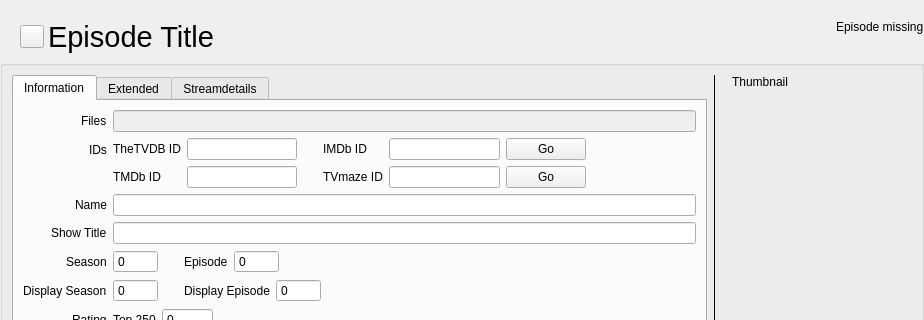
Old version of the form src/ui/tv_show/TvShowWidgetEpisode.ui in the repository Komet/MediaElch; both pictures show x 0 to 924 and y 0 to 320 of the 924 by 812 pixel window.
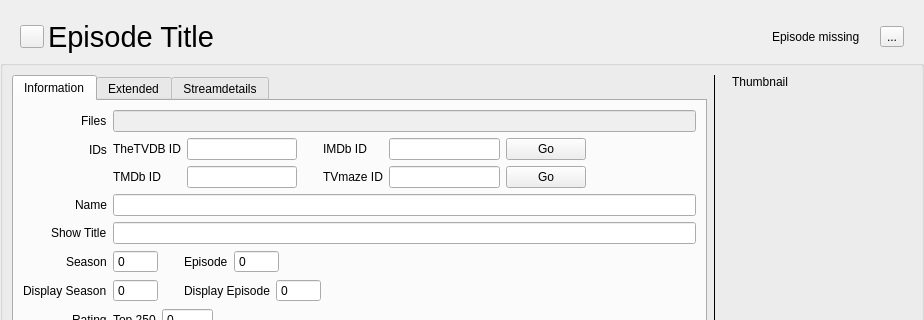
New version of the form. Icons and pictures are not drawn. Custom widgets are drawn as their Qt base class.

Commit message: feat(UI): Add play button to episode and concert widget

What changed in the file:
```diff
--- a/src/ui/tv_show/TvShowWidgetEpisode.ui
+++ b/src/ui/tv_show/TvShowWidgetEpisode.ui
@@ -15,7 +15,7 @@
     <number>0</number>
    </property>
    <property name="topMargin">
-    <number>0</number>
+    <number>20</number>
    </property>
    <property name="rightMargin">
     <number>0</number>
@@ -29,16 +29,6 @@
       <number>0</number>
      </property>
      <item>
-      <layout class="QVBoxLayout" name="verticalLayout_5">
-       <property name="spacing">
-        <number>0</number>
-       </property>
-       <property name="topMargin">
-        <number>20</number>
-       </property>
-       <item>
-        <layout class="QHBoxLayout" name="horizontalLayout_3">
-         <item>
           <spacer name="horizontalSpacer_6">
            <property name="orientation">
             <enum>Qt::Horizontal</enum>
@@ -105,10 +95,6 @@
          <item>
           <widget class="MediaFlags" name="mediaFlags" native="true"/>
          </item>
-        </layout>
-       </item>
-      </layout>
-     </item>
      <item>
       <widget class="QLabel" name="missingLabel">
        <property name="text">
@@ -116,6 +102,55 @@
        </property>
       </widget>
      </item>
+     <item>
+      <spacer name="horizontalSpacer_16">
+       <property name="orientation">
+        <enum>Qt::Horizontal</enum>
+       </property>
+       <property name="sizeType">
+        <enum>QSizePolicy::Fixed</enum>
+       </property>
+       <property name="sizeHint" stdset="0">
+        <size>
+         <width>20</width>
+         <height>20</height>
+        </size>
+       </property>
+      </spacer>
+     </item>
+     <item>
+      <widget class="QToolButton" name="buttonPlay">
+       <property name="cursor">
+        <cursorShape>PointingHandCursor</cursorShape>
+       </property>
+       <property name="toolTip">
+        <string>Play movie</string>
+       </property>
+       <property name="text">
+        <string>...</string>
+       </property>
+       <property name="icon">
+        <iconset resource="../../../data/MediaElch.qrc">
+         <normaloff>:/icons/actions/32/media-playback-start.svg</normaloff>:/icons/actions/32/media-playback-start.svg</iconset>
+       </property>
+      </widget>
+     </item>
+     <item>
+      <spacer name="hSpacerRight">
+       <property name="orientation">
+        <enum>Qt::Horizontal</enum>
+       </property>
+       <property name="sizeType">
+        <enum>QSizePolicy::Fixed</enum>
+       </property>
+       <property name="sizeHint" stdset="0">
+        <size>
+         <width>20</width>
+         <height>20</height>
+        </size>
+       </property>
+      </spacer>
+     </item>
     </layout>
    </item>
    <item>
@@ -1386,6 +1421,12 @@
    <extends>QLabel</extends>
    <header>ui/small_widgets/ClosableImage.h</header>
   </customwidget>
+  <customwidget>
+   <class>RatingsWidget</class>
+   <extends>QWidget</extends>
+   <header>ui/small_widgets/RatingsWidget.h</header>
+   <container>1</container>
+  </customwidget>
   <customwidget>
    <class>StereoModeComboBox</class>
    <extends>QComboBox</extends>
@@ -1397,12 +1438,6 @@
    <header>ui/small_widgets/MediaFlags.h</header>
    <container>1</container>
   </customwidget>
-  <customwidget>
-   <class>RatingsWidget</class>
-   <extends>QWidget</extends>
-   <header>ui/small_widgets/RatingsWidget.h</header>
-   <container>1</container>
-  </customwidget>
   <customwidget>
    <class>MyLabel</class>
    <extends>QLabel</extends>
```
Lines whose indentation alone changed are shown as unchanged. The commit also changes 7 other files.
